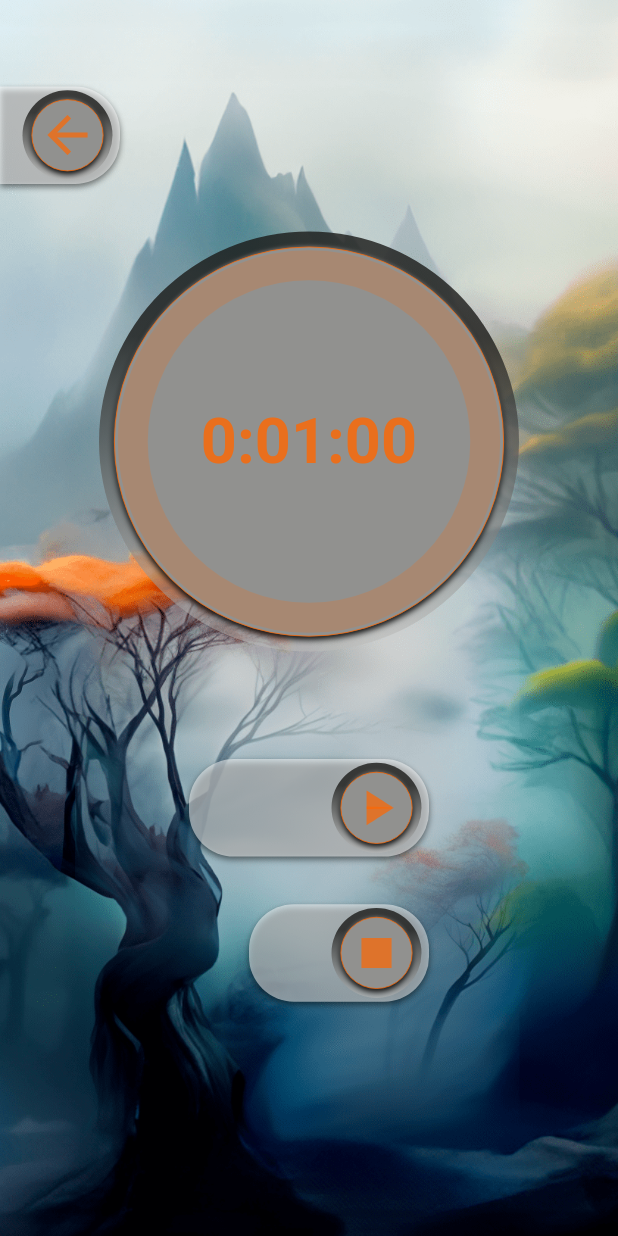
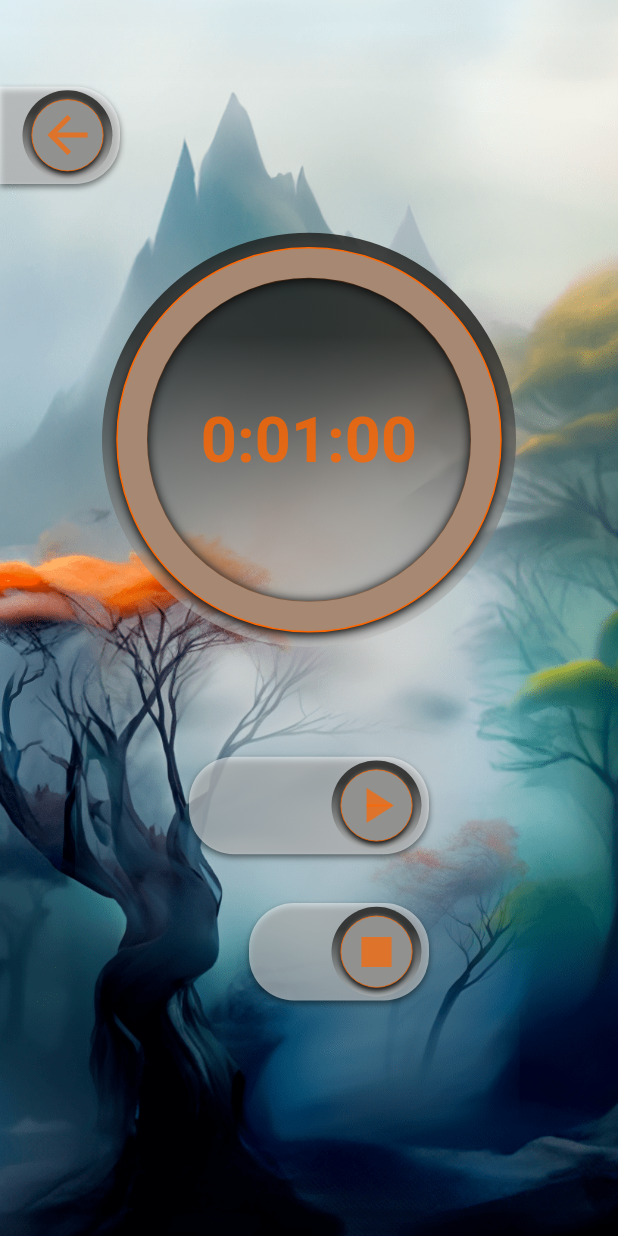
Before and after one commit to denissavishchev/today, a Flutter app: the screen it shows after launch, item 2 of the bottom bar chosen, after a tap on the "access alarm" icon, on a phone screen of 412 x 824 dp. Run offline on Flutter 3.47's test engine with Material 2 defaults, Android fonts, the phone set to English and light mode, and no system bars; our stand-ins replace awesome_notifications, countup, easy_localization, hive, hive_flutter, percent_indicator; missing offline and left inert: flutter_ringtone_player, flutter_rounded_date_picker; accounts and stored records are empty.

Commit message:
water provider circular painter

```diff
--- a/lib/main.dart
+++ b/lib/main.dart
@@ -7,12 +7,14 @@ import 'package:today/pages/main_page.dart';
 import 'package:today/providers/daily_provider.dart';
 import 'package:today/providers/habit_provider.dart';
 import 'package:today/providers/main_provider.dart';
+import 'package:today/providers/water_provider.dart';
 import 'package:today/providers/to_do_provider.dart';
 import 'package:hive_flutter/hive_flutter.dart';
 import 'package:awesome_notifications/awesome_notifications.dart';
 import 'model/daily_model.dart';
 import 'model/habit_model.dart';
 import 'model/percent_model.dart';
+
 
 Future main() async{
   WidgetsFlutterBinding.ensureInitialized();
@@ -60,6 +62,7 @@ class MyApp extends StatelessWidget {
           ChangeNotifierProvider<ToDoProvider>(create: (_) => ToDoProvider()),
           ChangeNotifierProvider<DailyProvider>(create: (_) => DailyProvider()),
           ChangeNotifierProvider<HabitProvider>(create: (_) => HabitProvider()),
+          ChangeNotifierProvider<WaterProvider>(create: (_) => WaterProvider()),
         ],
       builder: (context, child) {
         final initNotifications = Provider.of<MainProvider>(context, listen: false);
--- a/lib/pages/daily_timer_page.dart
+++ b/lib/pages/daily_timer_page.dart
@@ -3,6 +3,7 @@ import 'package:flutter_ringtone_player/flutter_ringtone_player.dart';
 import 'package:flutter/cupertino.dart';
 import 'package:flutter/material.dart';
 import '../constants.dart';
+import '../widgets/circular_background_painter.dart';
 import '../widgets/side_button_widget.dart';
 import 'main_page.dart';
 
@@ -121,8 +122,8 @@ class _TimerPageState extends State<TimerPage> with TickerProviderStateMixin{
                             children: [
                               Container(
                                   margin: const EdgeInsets.symmetric(horizontal: 2),
-                                  width: 280,
-                                  height: 280,
+                                  width: 276,
+                                  height: 276,
                                   decoration: BoxDecoration(
                                     borderRadius:
                                     const BorderRadius.all(Radius.circular(140)),
@@ -136,26 +137,9 @@ class _TimerPageState extends State<TimerPage> with TickerProviderStateMixin{
                                         stops: const [0, 0.75]),
                                   ),
                                   child: Center(
-                                    child: Container(
-                                      width: 260,
-                                      height: 260,
-                                      decoration: BoxDecoration(
-                                          color: const Color(0xff91918f),
-                                          border:
-                                          Border.all(color: kOrange, width: 0.5),
-                                          borderRadius: const BorderRadius.all(
-                                              Radius.circular(130)),
-                                          boxShadow: const [
-                                            BoxShadow(
-                                                color: Colors.black,
-                                                blurRadius: 3,
-                                                offset: Offset(0, 2)),
-                                            BoxShadow(
-                                                color: Color(0xff5e5e5c),
-                                                blurRadius: 1,
-                                                offset: Offset(0, -1)),
-                                          ]),
-                                    ),
+                                      child: CustomPaint(
+                                        painter: CircularBackgroundPainter(),
+                                      ),
                                   )),
                               SizedBox(
                                 width: 235,
--- a/lib/pages/habit_page.dart
+++ b/lib/pages/habit_page.dart
@@ -17,8 +17,6 @@ class HabitPage extends StatelessWidget {
   @override
   Widget build(BuildContext context) {
     Size size = MediaQuery.of(context).size;
-    final model = Provider.of<HabitProvider>(context, listen: false);
-    model.initPlatformState();
     return Scaffold(
       body: Consumer<HabitProvider>(
         builder: (context, data, _){
--- a/lib/pages/settings_page.dart
+++ /dev/null
@@ -1,28 +0,0 @@
-import 'dart:ui';
-import 'package:flutter/material.dart';
-
-class SettingsPage extends StatelessWidget {
-  const SettingsPage({Key? key}) : super(key: key);
-
-  @override
-  Widget build(BuildContext context) {
-    Size size = MediaQuery.of(context).size;
-    return Scaffold(
-      backgroundColor: Colors.transparent,
-      body: Container(
-        height: size.height,
-        decoration: const BoxDecoration(
-            image: DecorationImage(
-                image: AssetImage('assets/images/bg04.png'),
-                fit: BoxFit.fitWidth)),
-        child: BackdropFilter(
-          filter: ImageFilter.blur(
-            sigmaX: 0.1,
-            sigmaY: 0.1,
-          ),
-          child: Container(),
-        ),
-      ),
-    );
-  }
-}
--- /dev/null
+++ b/lib/pages/water_page.dart
@@ -0,0 +1,93 @@
+import 'dart:ui';
+import 'package:flutter/material.dart';
+import 'package:provider/provider.dart';
+import 'package:today/providers/water_provider.dart';
+
+import '../constants.dart';
+import '../widgets/circular_background_painter.dart';
+
+class WaterPage extends StatelessWidget {
+  const WaterPage({Key? key}) : super(key: key);
+
+  @override
+  Widget build(BuildContext context) {
+    Size size = MediaQuery.of(context).size;
+    return Scaffold(
+      backgroundColor: Colors.transparent,
+      body: Consumer<WaterProvider>(
+        builder: (context, data, _){
+          return Container(
+            height: size.height,
+            decoration: const BoxDecoration(
+                image: DecorationImage(
+                    image: AssetImage('assets/images/bg04.png'),
+                    fit: BoxFit.fitWidth)),
+            child: BackdropFilter(
+              filter: ImageFilter.blur(
+                sigmaX: 0.1,
+                sigmaY: 0.1,
+              ),
+              child: Column(
+                children: [
+                  SizedBox(height: size.height * 0.08,),
+                  SizedBox(
+                    width: size.width,
+                    height: size.height * 0.4,
+                    child: Stack(
+                      alignment: Alignment.center,
+                      children: [
+                        Container(
+                            margin: const EdgeInsets.symmetric(horizontal: 2),
+                            width: 276,
+                            height: 276,
+                            decoration: BoxDecoration(
+                              borderRadius:
+                              const BorderRadius.all(Radius.circular(140)),
+                              gradient: LinearGradient(
+                                  colors: [
+                                    const Color(0xffbebebc).withOpacity(0.5),
+                                    const Color(0xff1a1a18).withOpacity(0.8),
+                                  ],
+                                  begin: Alignment.bottomCenter,
+                                  end: Alignment.topCenter,
+                                  stops: const [0, 0.75]),
+                            ),
+                            child: Center(
+                              child: CustomPaint(
+                                painter: CircularBackgroundPainter(),
+                              ),
+                            )),
+                        SizedBox(
+                          width: 235,
+                          height: 235,
+                          child: CircularProgressIndicator(
+                            value: 0.23,
+                            backgroundColor: kOrange.withOpacity(0.2),
+                            strokeWidth: 20,
+                            color: kOrange,
+                          ),
+                        ),
+                        Column(
+                          mainAxisAlignment: MainAxisAlignment.center,
+                          children: [
+                            Text(
+                              '${data.percent.toStringAsFixed(0)}%', style: kOrangeStyle.copyWith(fontSize: 42),),
+                            Text('${data.water}/3000', style: kOrangeStyle.copyWith(fontSize: 38),),
+                          ],
+                        ),
+                      ],
+                    ),
+                  ),
+                  SizedBox(height: size.height * 0.08,),
+                  ElevatedButton(
+                      onPressed: () => data.addWater(),
+                      child: Text('Drink 100ml'))
+                ],
+              ),
+            ),
+          );
+        },
+      ),
+    );
+  }
+}
--- a/lib/providers/habit_provider.dart
+++ b/lib/providers/habit_provider.dart
@@ -6,7 +6,6 @@ import '../model/boxes.dart';
 import '../model/habit_model.dart';
 import '../model/habit_storage_model.dart';
 import '../widgets/side_button_widget.dart';
-import 'package:pedometer/pedometer.dart';
 
 class HabitProvider with ChangeNotifier {
 
@@ -20,19 +19,6 @@ class HabitProvider with ChangeNotifier {
   bool isTimer = true;
   String days = '00';
   int time = 1;
-
-  late Stream<StepCount> _stepCountStream;
-  String steps = '0';
-
-  void onStepCount(StepCount event) {
-    steps = event.steps.toString();
-    notifyListeners();
-  }
-
-  void initPlatformState() {
-    _stepCountStream = Pedometer.stepCountStream;
-    _stepCountStream.listen(onStepCount);
-  }
 
   void finishTask(int index, Box<HabitModel> box, List<HabitModel> habits, context){
     box.putAt(index, HabitModel()
--- a/lib/providers/main_provider.dart
+++ b/lib/providers/main_provider.dart
@@ -2,7 +2,7 @@ import 'package:awesome_notifications/awesome_notifications.dart';
 import 'package:flutter/material.dart';
 import 'package:today/pages/daily_page.dart';
 import 'package:today/pages/habit_page.dart';
-import 'package:today/pages/settings_page.dart';
+import 'package:today/pages/water_page.dart';
 import '../constants.dart';
 import '../pages/to_do_page.dart';
 
@@ -20,14 +20,14 @@ class MainProvider with ChangeNotifier {
     const ToDoPage(),
     const DailyPage(),
     const HabitPage(),
-    const SettingsPage(),
+    const WaterPage(),
   ];
 
   final List icon = [
     Icons.playlist_add_check,
     Icons.self_improvement,
     Icons.supervisor_account,
-    Icons.settings,];
+    Icons.water_drop,];
 
   void changePage(int index) {
     activePage = index;
--- /dev/null
+++ b/lib/providers/water_provider.dart
@@ -0,0 +1,15 @@
+import 'package:flutter/material.dart';
+
+class WaterProvider with ChangeNotifier {
+
+  int water = 0;
+  double percent = 0;
+
+  void addWater(){
+    water+=100;
+    percent = (water / 3000) * 100;
+    notifyListeners();
+  }
+
+
+}
--- /dev/null
+++ b/lib/widgets/circular_background_painter.dart
@@ -0,0 +1,63 @@
+import 'package:flutter/material.dart';
+import 'package:today/constants.dart';
+
+class CircularBackgroundPainter extends CustomPainter{
+  @override
+  void paint(Canvas canvas, Size size) {
+    var colors = Offset.zero & size;
+    final center = Offset(size.width / 2, size.height / 2);
+    final centerDark = Offset(size.width / 2, size.height / 2 + 2);
+    final centerLight = Offset(size.width / 2, size.height / 2 -1);
+
+    var paintLightShadow = Paint()
+      ..shader = const LinearGradient(
+        colors: [
+          Color(0xff5e5e5c),
+          Color(0xff5e5e5c),
+        ],
+      ).createShader(colors)
+      ..maskFilter = const MaskFilter.blur(BlurStyle.normal, 3.5)
+      ..style = PaintingStyle.fill
+      ..isAntiAlias = true
+      ..style = PaintingStyle.stroke
+      ..strokeWidth = 20;
+
+    canvas.drawCircle(centerLight, 118, paintLightShadow);
+
+    var paintDarkShadow = Paint()
+      ..shader = const LinearGradient(
+        colors: [
+          Colors.black,
+          Colors.black,
+        ],
+      ).createShader(colors)
+      ..maskFilter = const MaskFilter.blur(BlurStyle.normal, 3.5)
+      ..style = PaintingStyle.fill
+      ..isAntiAlias = true
+      ..style = PaintingStyle.stroke
+      ..strokeWidth = 20;
+
+    canvas.drawCircle(centerDark, 118, paintDarkShadow);
+
+    var paintBackground = Paint()
+    ..color = const Color(0xff91918f)
+    ..style = PaintingStyle.stroke
+    ..strokeWidth = 20;
+
+    canvas.drawCircle(center, 118, paintBackground);
+
+    var paintBorder = Paint()
+      ..color = kOrange
+      ..style = PaintingStyle.stroke
+      ..strokeWidth = 1;
+
+    canvas.drawCircle(center, 128, paintBorder);
+
+  }
+
+  @override
+  bool shouldRepaint(covariant CustomPainter oldDelegate) {
+    return true;
+  }
+
+}
```
